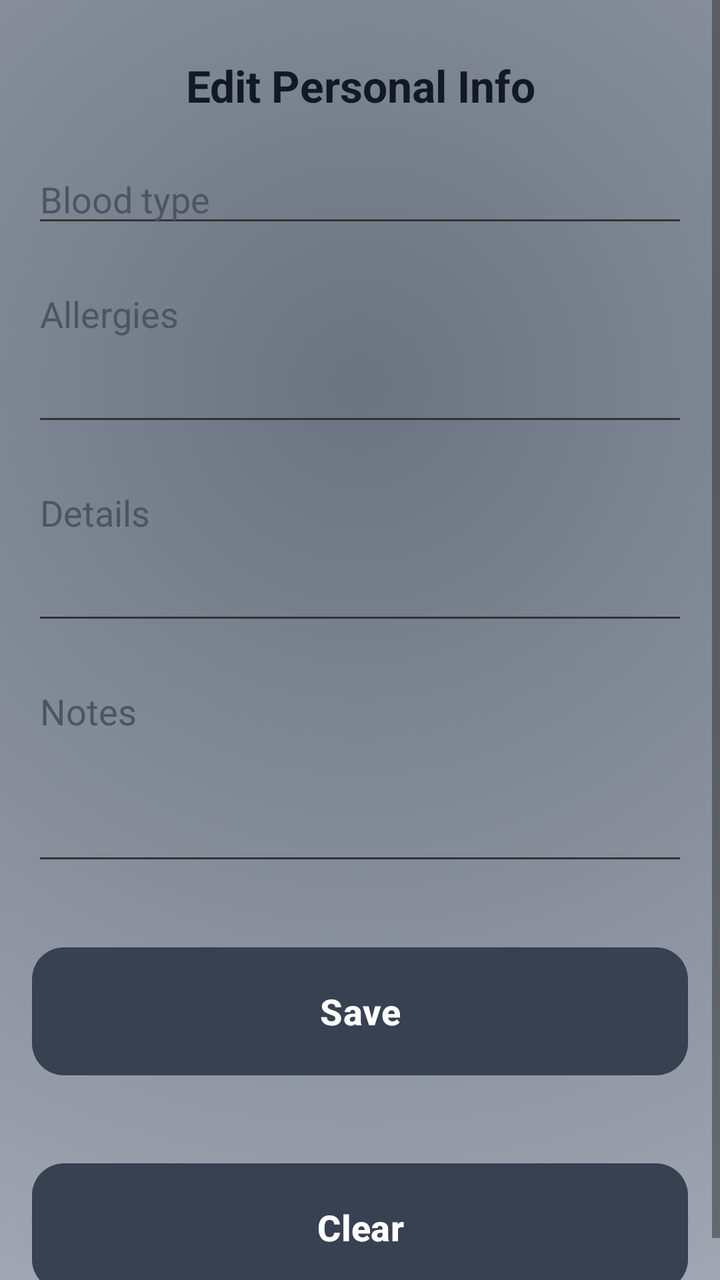
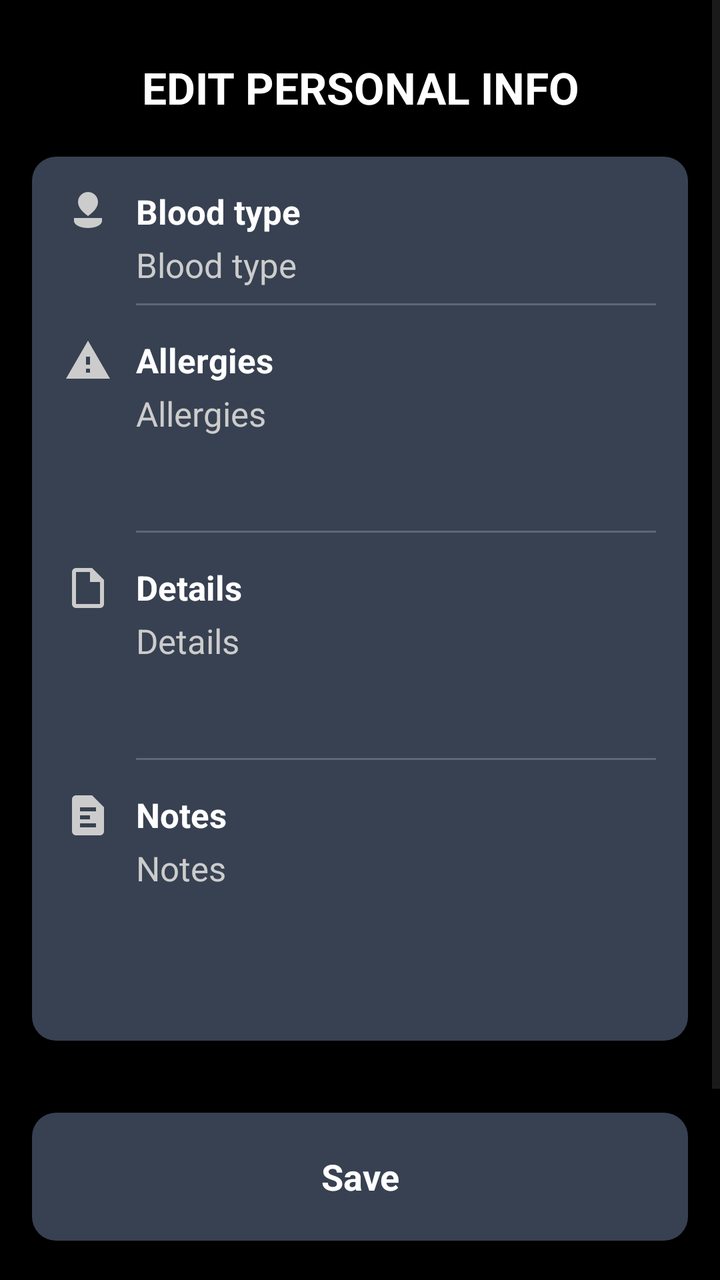

The first picture is an Android layout as it rendered before a commit; the second is the same layout after the commit. The layout source and the unified diff follow.
<!-- AndroidManifest.xml: application theme Theme.AllIsOK -->
<!-- res/layout/activity_emergency_info_edit.xml -->
<?xml version="1.0" encoding="utf-8"?>
<ScrollView xmlns:android="http://schemas.android.com/apk/res/android"
    xmlns:app="http://schemas.android.com/apk/res-auto"
    android:layout_width="match_parent"
    android:layout_height="match_parent"
    android:background="@drawable/bg_home_gradient">

    <LinearLayout
        android:layout_width="match_parent"
        android:layout_height="wrap_content"
        android:orientation="vertical"
        android:padding="16dp">

        <TextView
            android:id="@+id/textEditEmergencyTitle"
            android:layout_width="match_parent"
            android:layout_height="wrap_content"
            android:layout_marginTop="12dp"
            android:gravity="center"
            android:textAlignment="center"
            android:text="@string/edit_emergency_title"
            android:textColor="#111827"
            android:textSize="22sp"
            android:textStyle="bold" />

        <EditText
            android:id="@+id/editBloodType"
            android:layout_width="match_parent"
            android:layout_height="wrap_content"
            android:layout_marginTop="20dp"
            android:hint="@string/hint_blood_type"
            android:inputType="textCapWords"
            android:textColor="#1F2937"
            android:textColorHint="#4B5563" />

        <EditText
            android:id="@+id/editAllergies"
            android:layout_width="match_parent"
            android:layout_height="wrap_content"
            android:layout_marginTop="16dp"
            android:gravity="top|start"
            android:hint="@string/hint_allergies"
            android:inputType="textMultiLine"
            android:minLines="3"
            android:textColor="#1F2937"
            android:textColorHint="#4B5563" />

        <EditText
            android:id="@+id/editConditions"
            android:layout_width="match_parent"
            android:layout_height="wrap_content"
            android:layout_marginTop="16dp"
            android:gravity="top|start"
            android:hint="@string/hint_conditions"
            android:inputType="textMultiLine"
            android:minLines="3"
            android:textColor="#1F2937"
            android:textColorHint="#4B5563" />

        <EditText
            android:id="@+id/editNotes"
            android:layout_width="match_parent"
            android:layout_height="wrap_content"
            android:layout_marginTop="16dp"
            android:gravity="top|start"
            android:hint="@string/hint_notes"
            android:inputType="textMultiLine"
            android:minLines="4"
            android:textColor="#1F2937"
            android:textColorHint="#4B5563" />

        <com.google.android.material.button.MaterialButton
            android:id="@+id/buttonSaveEmergencyInfo"
            android:layout_width="match_parent"
            android:layout_height="64dp"
            android:layout_marginTop="36dp"
            android:insetTop="0dp"
            android:insetBottom="0dp"
            android:text="@string/save"
            android:textAllCaps="false"
            android:textSize="18sp"
            android:textStyle="bold"
            app:cornerRadius="16dp" />

        <com.google.android.material.button.MaterialButton
            android:id="@+id/buttonClearEmergencyInfo"
            android:layout_width="match_parent"
            android:layout_height="64dp"
            android:layout_marginTop="44dp"
            android:insetTop="0dp"
            android:insetBottom="0dp"
            android:text="@string/clear"
            android:textAllCaps="false"
            android:textSize="18sp"
            android:textStyle="bold"
            app:cornerRadius="16dp" />

    </LinearLayout>

</ScrollView>
<!-- resources referenced by this layout -->
<resources>
  <!-- drawable bg_home_gradient (drawable) -->
  <?xml version="1.0" encoding="utf-8"?>
  <shape xmlns:android="http://schemas.android.com/apk/res/android"
      android:shape="rectangle">
  
      <gradient
          android:type="radial"
          android:gradientRadius="900dp"
          android:centerX="0.5"
          android:centerY="0.3"
          android:startColor="#6B7280"
          android:centerColor="#9CA3AF"
          android:endColor="#D1D5DB" />
  
  </shape>
  <string name="clear">Clear</string>
  <string name="edit_emergency_title">Edit Personal Info</string>
  <string name="hint_allergies">Allergies</string>
  <string name="hint_blood_type">Blood type</string>
  <string name="hint_conditions">Details</string>
  <string name="hint_notes">Notes</string>
  <string name="save">Save</string>
  <style name="Base.Theme.AllIsOK" parent="Theme.Material3.DayNight.NoActionBar">
      </style>
  <color name="expirely_primary">#374151</color>
  <color name="expirely_onPrimary">#FFFFFF</color>
  <style name="Widget.AllIsOK.PopupMenu" parent="Widget.Material3.PopupMenu">
          <item name="android:popupBackground">@drawable/bg_rounded_popup</item>
          <item name="android:popupElevation">12dp</item>
          <item name="android:textColor">#111111</item>
          <item name="android:itemTextAppearance">@style/AllIsOK.PopupMenuItemText</item>
      </style>
  <!-- drawable bg_rounded_popup (drawable) -->
  <?xml version="1.0" encoding="utf-8"?>
  <shape xmlns:android="http://schemas.android.com/apk/res/android"
      android:shape="rectangle">
      <solid android:color="#FFFFFF" />
      <corners android:radius="18dp" />
      <stroke
          android:width="1dp"
          android:color="#1A000000" />
      <padding
          android:left="8dp"
          android:top="8dp"
          android:right="8dp"
          android:bottom="8dp" />
  </shape>
  <style name="AllIsOK.PopupMenuItemText" parent="@android:style/TextAppearance.Material.Menu">
          <item name="android:textColor">#111111</item>
          <item name="android:textStyle">bold</item>
      </style>
  <!-- unchanged entries left out for length: 1 -->
</resources>

<!-- the commit's change to res/layout/activity_emergency_info_edit.xml (unified diff, before → after) -->
@@ -3,97 +3,320 @@
     xmlns:app="http://schemas.android.com/apk/res-auto"
     android:layout_width="match_parent"
     android:layout_height="match_parent"
-    android:background="@drawable/bg_home_gradient">
+    android:background="#000000"
+    android:fillViewport="true">
 
     <LinearLayout
         android:layout_width="match_parent"
         android:layout_height="wrap_content"
         android:orientation="vertical"
-        android:padding="16dp">
+        android:paddingBottom="24dp">
 
         <TextView
             android:id="@+id/textEditEmergencyTitle"
             android:layout_width="match_parent"
             android:layout_height="wrap_content"
-            android:layout_marginTop="12dp"
+            android:layout_marginTop="29dp"
             android:gravity="center"
+            android:text="@string/edit_emergency_title"
             android:textAlignment="center"
-            android:text="@string/edit_emergency_title"
-            android:textColor="#111827"
+            android:textColor="#FFFFFF"
             android:textSize="22sp"
             android:textStyle="bold" />
 
-        <EditText
-            android:id="@+id/editBloodType"
+        <LinearLayout
+            android:id="@+id/layoutEditPersonalInfoCard"
             android:layout_width="match_parent"
             android:layout_height="wrap_content"
+            android:layout_marginStart="16dp"
             android:layout_marginTop="20dp"
-            android:hint="@string/hint_blood_type"
-            android:inputType="textCapWords"
-            android:textColor="#1F2937"
-            android:textColorHint="#4B5563" />
-
-        <EditText
-            android:id="@+id/editAllergies"
-            android:layout_width="match_parent"
-            android:layout_height="wrap_content"
-            android:layout_marginTop="16dp"
-            android:gravity="top|start"
-            android:hint="@string/hint_allergies"
-            android:inputType="textMultiLine"
-            android:minLines="3"
-            android:textColor="#1F2937"
-            android:textColorHint="#4B5563" />
-
-        <EditText
-            android:id="@+id/editConditions"
-            android:layout_width="match_parent"
-            android:layout_height="wrap_content"
-            android:layout_marginTop="16dp"
-            android:gravity="top|start"
-            android:hint="@string/hint_conditions"
-            android:inputType="textMultiLine"
-            android:minLines="3"
-            android:textColor="#1F2937"
-            android:textColorHint="#4B5563" />
-
-        <EditText
-            android:id="@+id/editNotes"
-            android:layout_width="match_parent"
-            android:layout_height="wrap_content"
-            android:layout_marginTop="16dp"
-            android:gravity="top|start"
-            android:hint="@string/hint_notes"
-            android:inputType="textMultiLine"
-            android:minLines="4"
-            android:textColor="#1F2937"
-            android:textColorHint="#4B5563" />
-
-        <com.google.android.material.button.MaterialButton
+            android:layout_marginEnd="16dp"
+            android:background="@drawable/bg_recent_taken_card"
+            android:orientation="vertical"
+            android:paddingStart="16dp"
+            android:paddingTop="8dp"
+            android:paddingEnd="16dp"
+            android:paddingBottom="8dp">
+
+            <androidx.constraintlayout.widget.ConstraintLayout
+                android:layout_width="match_parent"
+                android:layout_height="wrap_content"
+                android:paddingTop="8dp"
+                android:paddingBottom="8dp">
+
+                <ImageView
+                    android:id="@+id/iconEditBloodType"
+                    android:layout_width="24dp"
+                    android:layout_height="24dp"
+                    android:contentDescription="@null"
+                    android:importantForAccessibility="no"
+                    android:src="@drawable/ic_info_blood"
+                    app:layout_constraintBottom_toBottomOf="@id/textEditBloodTypeTitle"
+                    app:layout_constraintStart_toStartOf="parent"
+                    app:layout_constraintTop_toTopOf="@id/textEditBloodTypeTitle"
+                    app:tint="#CCCCCC" />
+
+                <TextView
+                    android:id="@+id/textEditBloodTypeTitle"
+                    android:layout_width="0dp"
+                    android:layout_height="wrap_content"
+                    android:layout_marginStart="12dp"
+                    android:text="@string/hint_blood_type"
+                    android:textColor="#FFFFFF"
+                    android:textSize="17sp"
+                    android:textStyle="bold"
+                    app:layout_constraintEnd_toEndOf="parent"
+                    app:layout_constraintStart_toEndOf="@id/iconEditBloodType"
+                    app:layout_constraintTop_toTopOf="parent" />
+
+                <EditText
+                    android:id="@+id/editBloodType"
+                    android:layout_width="0dp"
+                    android:layout_height="wrap_content"
+                    android:layout_marginStart="12dp"
+                    android:layout_marginTop="4dp"
+                    android:background="@null"
+                    android:hint="@string/hint_blood_type"
+                    android:inputType="textCapWords"
+                    android:textColor="#FFFFFF"
+                    android:textColorHint="#CCCCCC"
+                    android:textSize="17sp"
+                    app:layout_constraintEnd_toEndOf="parent"
+                    app:layout_constraintStart_toEndOf="@id/iconEditBloodType"
+                    app:layout_constraintTop_toBottomOf="@id/textEditBloodTypeTitle" />
+
+                <View
+                    android:layout_width="0dp"
+                    android:layout_height="1dp"
+                    android:layout_marginStart="36dp"
+                    android:layout_marginTop="8dp"
+                    android:background="#33FFFFFF"
+                    app:layout_constraintEnd_toEndOf="parent"
+                    app:layout_constraintStart_toStartOf="parent"
+                    app:layout_constraintTop_toBottomOf="@id/editBloodType" />
+
+            </androidx.constraintlayout.widget.ConstraintLayout>
+
+            <androidx.constraintlayout.widget.ConstraintLayout
+                android:layout_width="match_parent"
+                android:layout_height="wrap_content"
+                android:paddingTop="8dp"
+                android:paddingBottom="8dp">
+
+                <ImageView
+                    android:id="@+id/iconEditAllergies"
+                    android:layout_width="24dp"
+                    android:layout_height="24dp"
+                    android:contentDescription="@null"
+                    android:importantForAccessibility="no"
+                    android:src="@drawable/ic_info_allergy"
+                    app:layout_constraintBottom_toBottomOf="@id/textEditAllergiesTitle"
+                    app:layout_constraintStart_toStartOf="parent"
+                    app:layout_constraintTop_toTopOf="@id/textEditAllergiesTitle"
+                    app:tint="#CCCCCC" />
+
+                <TextView
+                    android:id="@+id/textEditAllergiesTitle"
+                    android:layout_width="0dp"
+                    android:layout_height="wrap_content"
+                    android:layout_marginStart="12dp"
+                    android:text="@string/hint_allergies"
+                    android:textColor="#FFFFFF"
+                    android:textSize="17sp"
+                    android:textStyle="bold"
+                    app:layout_constraintEnd_toEndOf="parent"
+                    app:layout_constraintStart_toEndOf="@id/iconEditAllergies"
+                    app:layout_constraintTop_toTopOf="parent" />
+
+                <EditText
+                    android:id="@+id/editAllergies"
+                    android:layout_width="0dp"
+                    android:layout_height="wrap_content"
+                    android:layout_marginStart="12dp"
+                    android:layout_marginTop="4dp"
+                    android:background="@null"
+                    android:gravity="top|start"
+                    android:hint="@string/hint_allergies"
+                    android:inputType="textMultiLine"
+                    android:minLines="3"
+                    android:textColor="#FFFFFF"
+                    android:textColorHint="#CCCCCC"
+                    android:textSize="17sp"
+                    app:layout_constraintEnd_toEndOf="parent"
+                    app:layout_constraintStart_toEndOf="@id/iconEditAllergies"
+                    app:layout_constraintTop_toBottomOf="@id/textEditAllergiesTitle" />
+
+                <View
+                    android:layout_width="0dp"
+                    android:layout_height="1dp"
+                    android:layout_marginStart="36dp"
+                    android:layout_marginTop="8dp"
+                    android:background="#33FFFFFF"
+                    app:layout_constraintEnd_toEndOf="parent"
+                    app:layout_constraintStart_toStartOf="parent"
+                    app:layout_constraintTop_toBottomOf="@id/editAllergies" />
+
+            </androidx.constraintlayout.widget.ConstraintLayout>
+
+            <androidx.constraintlayout.widget.ConstraintLayout
+                android:layout_width="match_parent"
+                android:layout_height="wrap_content"
+                android:paddingTop="8dp"
+                android:paddingBottom="8dp">
+
+                <ImageView
+                    android:id="@+id/iconEditConditions"
+                    android:layout_width="24dp"
+                    android:layout_height="24dp"
+                    android:contentDescription="@null"
+                    android:importantForAccessibility="no"
+                    android:src="@drawable/ic_info_details"
+                    app:layout_constraintBottom_toBottomOf="@id/textEditConditionsTitle"
+                    app:layout_constraintStart_toStartOf="parent"
+                    app:layout_constraintTop_toTopOf="@id/textEditConditionsTitle"
+                    app:tint="#CCCCCC" />
+
+                <TextView
+                    android:id="@+id/textEditConditionsTitle"
+                    android:layout_width="0dp"
+                    android:layout_height="wrap_content"
+                    android:layout_marginStart="12dp"
+                    android:text="@string/hint_conditions"
+                    android:textColor="#FFFFFF"
+                    android:textSize="17sp"
+                    android:textStyle="bold"
+                    app:layout_constraintEnd_toEndOf="parent"
+                    app:layout_constraintStart_toEndOf="@id/iconEditConditions"
+                    app:layout_constraintTop_toTopOf="parent" />
+
+                <EditText
+                    android:id="@+id/editConditions"
+                    android:layout_width="0dp"
+                    android:layout_height="wrap_content"
+                    android:layout_marginStart="12dp"
+                    android:layout_marginTop="4dp"
+                    android:background="@null"
+                    android:gravity="top|start"
+                    android:hint="@string/hint_conditions"
+                    android:inputType="textMultiLine"
+                    android:minLines="3"
+                    android:textColor="#FFFFFF"
+                    android:textColorHint="#CCCCCC"
+                    android:textSize="17sp"
+                    app:layout_constraintEnd_toEndOf="parent"
+                    app:layout_constraintStart_toEndOf="@id/iconEditConditions"
+                    app:layout_constraintTop_toBottomOf="@id/textEditConditionsTitle" />
+
+                <View
+                    android:layout_width="0dp"
+                    android:layout_height="1dp"
+                    android:layout_marginStart="36dp"
+                    android:layout_marginTop="8dp"
+                    android:background="#33FFFFFF"
+                    app:layout_constraintEnd_toEndOf="parent"
+                    app:layout_constraintStart_toStartOf="parent"
+                    app:layout_constraintTop_toBottomOf="@id/editConditions" />
+
+            </androidx.constraintlayout.widget.ConstraintLayout>
+
+            <androidx.constraintlayout.widget.ConstraintLayout
+                android:layout_width="match_parent"
+                android:layout_height="wrap_content"
+                android:paddingTop="8dp"
+                android:paddingBottom="8dp">
+
+                <ImageView
+                    android:id="@+id/iconEditNotes"
+                    android:layout_width="24dp"
+                    android:layout_height="24dp"
+                    android:contentDescription="@null"
+                    android:importantForAccessibility="no"
+                    android:src="@drawable/ic_info_notes"
+                    app:layout_constraintBottom_toBottomOf="@id/textEditNotesTitle"
+                    app:layout_constraintStart_toStartOf="parent"
+                    app:layout_constraintTop_toTopOf="@id/textEditNotesTitle"
+                    app:tint="#CCCCCC" />
+
+                <TextView
+                    android:id="@+id/textEditNotesTitle"
+                    android:layout_width="0dp"
+                    android:layout_height="wrap_content"
+                    android:layout_marginStart="12dp"
+                    android:text="@string/hint_notes"
+                    android:textColor="#FFFFFF"
+                    android:textSize="17sp"
+                    android:textStyle="bold"
+                    app:layout_constraintEnd_toEndOf="parent"
+                    app:layout_constraintStart_toEndOf="@id/iconEditNotes"
+                    app:layout_constraintTop_toTopOf="parent" />
+
+                <EditText
+                    android:id="@+id/editNotes"
+                    android:layout_width="0dp"
+                    android:layout_height="wrap_content"
+                    android:layout_marginStart="12dp"
+                    android:layout_marginTop="4dp"
+                    android:background="@null"
+                    android:gravity="top|start"
+                    android:hint="@string/hint_notes"
+                    android:inputType="textMultiLine"
+                    android:minLines="4"
+                    android:textColor="#FFFFFF"
+                    android:textColorHint="#CCCCCC"
+                    android:textSize="17sp"
+                    app:layout_constraintEnd_toEndOf="parent"
+                    app:layout_constraintStart_toEndOf="@id/iconEditNotes"
+                    app:layout_constraintTop_toBottomOf="@id/textEditNotesTitle" />
+
+            </androidx.constraintlayout.widget.ConstraintLayout>
+
+        </LinearLayout>
+
+        <FrameLayout
             android:id="@+id/buttonSaveEmergencyInfo"
             android:layout_width="match_parent"
             android:layout_height="64dp"
+            android:layout_marginStart="16dp"
             android:layout_marginTop="36dp"
-            android:insetTop="0dp"
-            android:insetBottom="0dp"
-            android:text="@string/save"
-            android:textAllCaps="false"
-            android:textSize="18sp"
-            android:textStyle="bold"
-            app:cornerRadius="16dp" />
-
-        <com.google.android.material.button.MaterialButton
+            android:layout_marginEnd="16dp"
+            android:background="@drawable/bg_recent_taken_card"
+            android:clickable="true"
+            android:focusable="true"
+            android:foreground="?attr/selectableItemBackground">
+
+            <TextView
+                android:layout_width="match_parent"
+                android:layout_height="match_parent"
+                android:gravity="center"
+                android:text="@string/save"
+                android:textColor="#FFFFFF"
+                android:textSize="18sp"
+                android:textStyle="bold" />
+
+        </FrameLayout>
+
+        <FrameLayout
             android:id="@+id/buttonClearEmergencyInfo"
             android:layout_width="match_parent"
             android:layout_height="64dp"
+            android:layout_marginStart="16dp"
             android:layout_marginTop="44dp"
-            android:insetTop="0dp"
-            android:insetBottom="0dp"
-            android:text="@string/clear"
-            android:textAllCaps="false"
-            android:textSize="18sp"
-            android:textStyle="bold"
-            app:cornerRadius="16dp" />
+            android:layout_marginEnd="16dp"
+            android:background="@drawable/bg_recent_taken_card"
+            android:clickable="true"
+            android:focusable="true"
+            android:foreground="?attr/selectableItemBackground">
+
+            <TextView
+                android:layout_width="match_parent"
+                android:layout_height="match_parent"
+                android:gravity="center"
+                android:text="@string/clear"
+                android:textColor="#FFFFFF"
+                android:textSize="18sp"
+                android:textStyle="bold" />
+
+        </FrameLayout>
 
     </LinearLayout>
 
<!-- resource entries referenced after the edit -->
@@ -1,22 +1,69 @@
 <!-- resources referenced by this layout -->
 <resources>
-  <!-- drawable bg_home_gradient (drawable) -->
+  <!-- drawable bg_recent_taken_card (drawable) -->
   <?xml version="1.0" encoding="utf-8"?>
   <shape xmlns:android="http://schemas.android.com/apk/res/android"
       android:shape="rectangle">
   
-      <gradient
-          android:type="radial"
-          android:gradientRadius="900dp"
-          android:centerX="0.5"
-          android:centerY="0.3"
-          android:startColor="#6B7280"
-          android:centerColor="#9CA3AF"
-          android:endColor="#D1D5DB" />
+      <solid android:color="@color/expirely_primary" />
+  
+      <corners android:radius="12dp" />
   
   </shape>
+  <!-- drawable ic_info_allergy (drawable) -->
+  <?xml version="1.0" encoding="utf-8"?>
+  <vector xmlns:android="http://schemas.android.com/apk/res/android"
+      android:width="24dp"
+      android:height="24dp"
+      android:viewportWidth="24"
+      android:viewportHeight="24">
+  
+      <path
+          android:fillColor="#FFFFFF"
+          android:pathData="M1,21H23L12,2L1,21ZM13,18H11V16H13V18ZM13,14H11V10H13V14Z" />
+  
+  </vector>
+  <!-- drawable ic_info_blood (drawable) -->
+  <?xml version="1.0" encoding="utf-8"?>
+  <vector xmlns:android="http://schemas.android.com/apk/res/android"
+      android:width="24dp"
+      android:height="24dp"
+      android:viewportWidth="24"
+      android:viewportHeight="24">
+  
+      <path
+          android:fillColor="#FFFFFF"
+          android:pathData="M12,2C9.24,2 7,4.24 7,7C7,9.76 9.24,12 12,14C14.76,12 17,9.76 17,7C17,4.24 14.76,2 12,2ZM12,20C8.13,20 5,18.43 5,16.5V15H19V16.5C19,18.43 15.87,20 12,20Z" />
+  
+  </vector>
+  <!-- drawable ic_info_details (drawable) -->
+  <?xml version="1.0" encoding="utf-8"?>
+  <vector xmlns:android="http://schemas.android.com/apk/res/android"
+      android:width="24dp"
+      android:height="24dp"
+      android:viewportWidth="24"
+      android:viewportHeight="24">
+  
+      <path
+          android:fillColor="#FFFFFF"
+          android:pathData="M14,2H6C4.9,2 4,2.9 4,4V20C4,21.1 4.9,22 6,22H18C19.1,22 20,21.1 20,20V8L14,2ZM6,20V4H13V9H18V20H6Z" />
+  
+  </vector>
+  <!-- drawable ic_info_notes (drawable) -->
+  <?xml version="1.0" encoding="utf-8"?>
+  <vector xmlns:android="http://schemas.android.com/apk/res/android"
+      android:width="24dp"
+      android:height="24dp"
+      android:viewportWidth="24"
+      android:viewportHeight="24">
+  
+      <path
+          android:fillColor="#FFFFFF"
+          android:pathData="M14,2H6C4.9,2 4,2.9 4,4V20C4,21.1 4.9,22 6,22H18C19.1,22 20,21.1 20,20V8L14,2ZM8,18V16H16V18H8ZM8,14V12H13V14H8ZM8,10V8H16V10H8Z" />
+  
+  </vector>
   <string name="clear">Clear</string>
-  <string name="edit_emergency_title">Edit Personal Info</string>
+  <string name="edit_emergency_title">EDIT PERSONAL INFO</string>
   <string name="hint_allergies">Allergies</string>
   <string name="hint_blood_type">Blood type</string>
   <string name="hint_conditions">Details</string>
